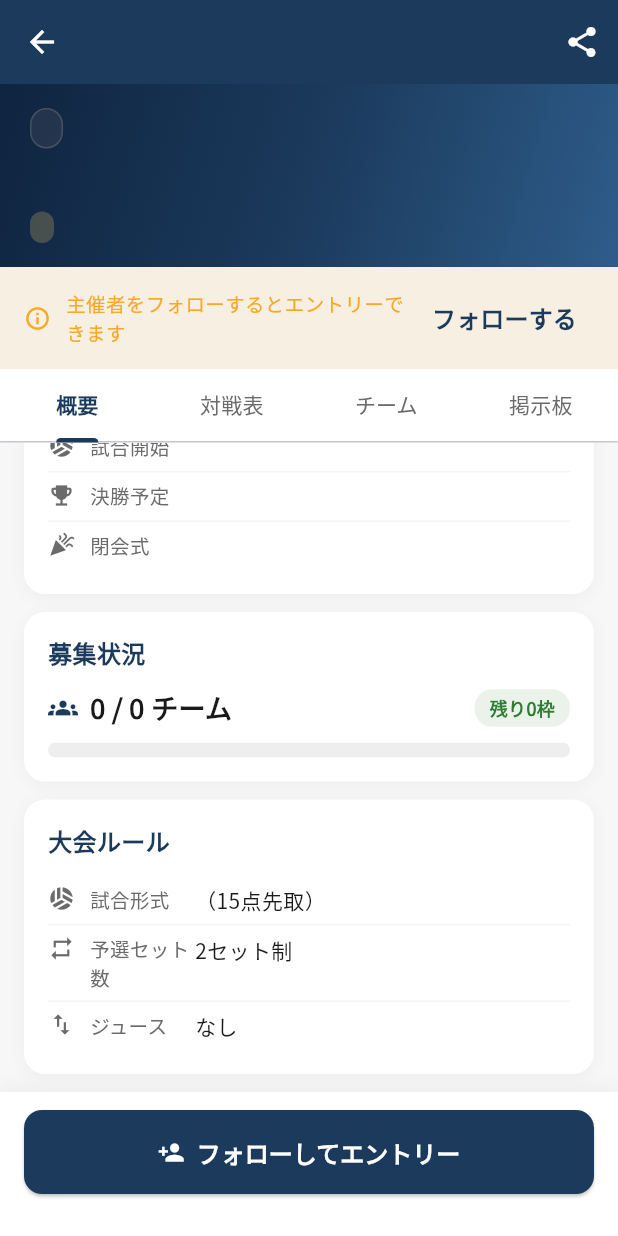
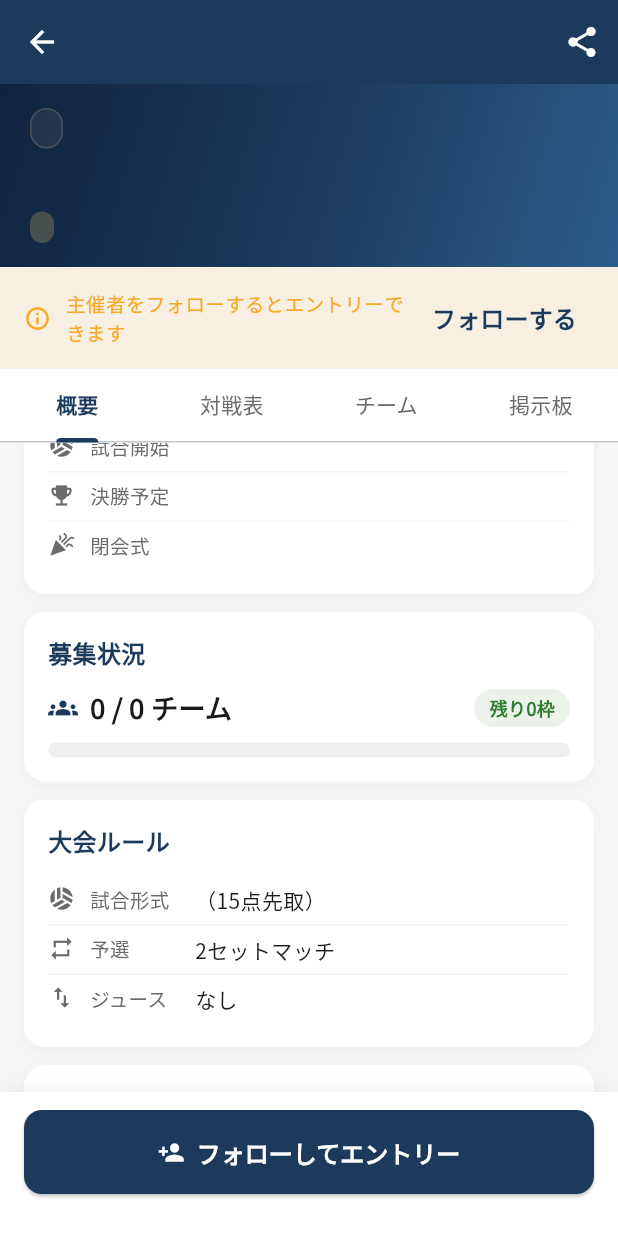
Before and after one commit to sofvo-dev/sofvo, a Flutter app: the TournamentDetailScreen screen opened directly with empty values, scrolled down 576 dp, on a phone screen of 412 x 824 dp. Run offline on Flutter 3.47's test engine with Material 3 defaults, Android fonts, the phone set to English and light mode, and no system bars; our stand-ins replace cloud_firestore, file_picker, firebase_auth, firebase_core, firebase_storage, google_fonts and 1 more; missing offline and left inert: dart:html; accounts and stored records are empty; network calls fail.

Commit message:
fix: rules display, score flow labels, entry sheet improvements

```diff
--- a/lib/screens/tournament/tournament_detail_screen.dart
+++ b/lib/screens/tournament/tournament_detail_screen.dart
@@ -359,9 +359,9 @@ class _TournamentDetailScreenState extends State<TournamentDetailScreen>
               child: Column(children: [
                 _buildInfoRow(Icons.sports_volleyball, '試合形式', '${t['format'] ?? '4人制'}（15点先取）'),
                 _buildDivider(),
-                _buildInfoRow(Icons.repeat, '予選セット数', '${livePrelim['sets'] ?? 2}セット制'),
+                _buildInfoRow(Icons.repeat, '予選', '${livePrelim['sets'] ?? 2}セットマッチ'),
                 _buildDivider(),
-                _buildInfoRow(Icons.swap_vert, 'ジュース', (livePrelim['deuce'] ?? false) ? 'あり（キャップ${livePrelim['deuceCap'] ?? 17}点）' : 'なし'),
+                _buildInfoRow(Icons.swap_vert, 'ジュース', (livePrelim['deuce'] ?? false) ? 'あり（${livePrelim['deuceCap'] ?? 17}点キャップ）' : 'なし'),
                 if (liveScoring.isNotEmpty) ...[
                   _buildDivider(),
                   _buildInfoRow(Icons.emoji_events, '勝ち点制', 'あり'),
@@ -381,7 +381,7 @@ class _TournamentDetailScreenState extends State<TournamentDetailScreen>
                 ],
                 if ((liveFinal['enabled'] ?? false) == true) ...[
                   _buildDivider(),
-                  _buildInfoRow(Icons.emoji_events, '決勝', '${liveFinal['sets'] ?? 3}セット制${(liveFinal['deuce'] ?? false) ? '（ジュースあり）' : ''}'),
+                  _buildInfoRow(Icons.emoji_events, '決勝', '${liveFinal['sets'] ?? 3}セットマッチ${(liveFinal['deuce'] ?? false) ? '（ジュースあり）' : ''}'),
                   if (liveFinal['thirdPlace'] == true) ...[
                     _buildDivider(),
                     _buildInfoRow(Icons.looks_3, '3位決定戦', 'あり'),
```
Also changed, not shown: 1 other file.
